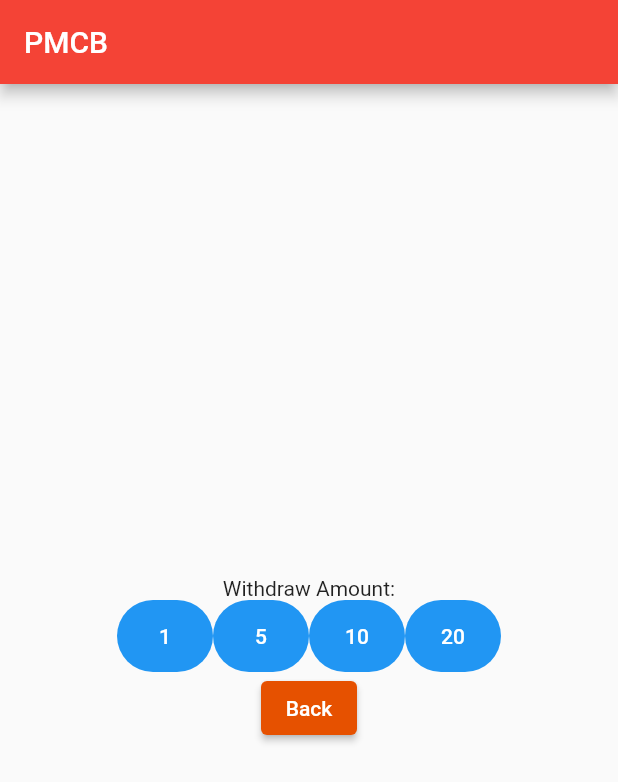
After one commit to ChrisPew/Embeddedv2, a Flutter app: the screen it shows after launch, after a tap on "Withdraw", on a phone screen of 412 x 824 dp. The commit adds this screen. Shown: the top 782 px of the screen. Run offline on Flutter 3.47's test engine with Material 2 defaults, Android fonts, the phone set to English and light mode, and no system bars; our stand-ins replace flutter_bluetooth_serial.

Commit message:
servo motors working

```diff
--- a/lib/main.dart
+++ b/lib/main.dart
@@ -1,12 +1,12 @@
 import 'dart:typed_data';
 
 import 'package:flutter/material.dart';
-import 'package:flutter_bluetooth_serial/flutter_bluetooth_serial.dart';
 
-// import './withdraw.dart';
+import './bluetoothController/bluetoothController.dart';
 import './deposit.dart';
 import './help.dart';
 import './history.dart';
+import './withdraw.dart';
 
 void main() {
   runApp(
@@ -37,22 +37,6 @@ class MyApp extends StatefulWidget {
 }
 
 class _MyHome extends State<MyApp> {
-  static BluetoothConnection? connection;
-
-  writeData(data) async {
-    if (connection != null && connection?.isConnected == true) {
-      try {
-        connection?.output.add(Uint8List.fromList(data.codeUnits));
-        await connection?.output.allSent;
-        print('Data sent: $data');
-      } catch (e) {
-        print('Error sending data: $e');
-      }
-    } else {
-      print('Not connected. Cannot send data.');
-    }
-  }
-
   @override
   Widget build(BuildContext context) {
     return MaterialApp(
@@ -153,11 +137,12 @@ class _MyHome extends State<MyApp> {
                         margin: const EdgeInsets.only(top: 12.0),
                         child: ElevatedButton(
                           onPressed: () {
-                            // Navigator.push(
-                            //     context,
-                            //     MaterialPageRoute(
-                            //         builder: (context) =>
-                            //         const WithdrawPage()));
+                            writeData('w');
+                            Navigator.push(
+                                context,
+                                MaterialPageRoute(
+                                    builder: (context) =>
+                                        const WithdrawPage()));
                           },
                           style: ButtonStyle(
                             padding: MaterialStateProperty.all<EdgeInsets>(
@@ -206,4 +191,20 @@ class _MyHome extends State<MyApp> {
       ),
     );
   }
+
+  writeData(data) async {
+    if (BluetoothManager.connection != null &&
+        BluetoothManager.connection?.isConnected == true) {
+      try {
+        BluetoothManager.connection?.output
+            .add(Uint8List.fromList(data.codeUnits));
+        await BluetoothManager.connection?.output.allSent;
+        print('Data sent: $data');
+      } catch (e) {
+        print('Error sending data: $e');
+      }
+    } else {
+      print('Not connected. Cannot send data.');
+    }
+  }
 }
--- /dev/null
+++ b/lib/withdraw.dart
@@ -0,0 +1,152 @@
+import 'dart:typed_data';
+
+import 'package:flutter/material.dart';
+
+import './bluetoothController/bluetoothController.dart';
+
+class WithdrawPage extends StatefulWidget {
+  const WithdrawPage({Key? key}) : super(key: key);
+
+  @override
+  State<WithdrawPage> createState() => _WithdrawPageState();
+}
+
+class _WithdrawPageState extends State<WithdrawPage> {
+  final myController = TextEditingController(); // Define the text controller
+  // static int withdrawAmt=int.parse(myController.text);
+
+  @override
+  void dispose() {
+    myController.dispose();
+    super.dispose();
+  }
+
+  @override
+  Widget build(BuildContext context) {
+    return MaterialApp(
+      debugShowCheckedModeBanner: false,
+      home: Scaffold(
+        appBar: AppBar(
+          backgroundColor: Colors.red,
+          title: const Text('PMCB'),
+        ),
+        body: Center(
+          child: Column(
+            mainAxisAlignment: MainAxisAlignment.center,
+            children: [
+              const Text('Withdraw Amount:'),
+              Row(mainAxisAlignment: MainAxisAlignment.center, children: [
+                Container(
+                  decoration: BoxDecoration(
+                    color: Colors.blue,
+                    borderRadius:
+                        BorderRadius.circular(50), // Button border radius
+                  ),
+                  child: TextButton(
+                    onPressed: () {
+                      writeData('z');
+                    },
+                    child: const Text(
+                      '1',
+                      style: TextStyle(color: Colors.white),
+                    ),
+                  ),
+                ),
+                Container(
+                  decoration: BoxDecoration(
+                    color: Colors.blue,
+                    borderRadius:
+                        BorderRadius.circular(50), // Button border radius
+                  ),
+                  child: TextButton(
+                    onPressed: () {
+                      writeData('x');
+                    },
+                    child: const Text(
+                      '5',
+                      style: TextStyle(color: Colors.white),
+                    ),
+                  ),
+                ),
+                Container(
+                  decoration: BoxDecoration(
+                    color: Colors.blue,
+                    borderRadius:
+                        BorderRadius.circular(50), // Button border radius
+                  ),
+                  child: TextButton(
+                    onPressed: () {
+                      writeData('c');
+                    },
+                    child: const Text(
+                      '10',
+                      style: TextStyle(color: Colors.white),
+                    ),
+                  ),
+                ),
+                Container(
+                  decoration: BoxDecoration(
+                    color: Colors.blue,
+                    borderRadius:
+                        BorderRadius.circular(50), // Button border radius
+                  ),
+                  child: TextButton(
+                    onPressed: () {
+                      writeData('v');
+                    },
+                    child: const Text(
+                      '20',
+                      style: TextStyle(color: Colors.white),
+                    ),
+                  ),
+                ),
+              ]),
+              ElevatedButton(
+                  style: ButtonStyle(
+                      backgroundColor: MaterialStatePropertyAll<Color>(
+                          Colors.orange.shade900)),
+                  onPressed: () =>
+                      {writeData('s'), Navigator.of(context).pop()},
+                  child: const Text('Back')),
+            ],
+          ),
+        ),
+      ),
+    );
+  }
+}
+
+writeData(data) async {
+  if (BluetoothManager.connection != null &&
+      BluetoothManager.connection?.isConnected == true) {
+    try {
+      BluetoothManager.connection?.output
+          .add(Uint8List.fromList(data.codeUnits));
+      await BluetoothManager.connection?.output.allSent;
+      print('Data sent: $data');
+    } catch (e) {
+      print('Error sending data: $e');
+    }
+  } else {
+    print('Not connected. Cannot send data.');
+  }
+}
+
+//---------------------------------------------------------------------TEXT FIELD
+class MyCustomForm extends StatefulWidget {
+  const MyCustomForm({Key? key});
+
+  @override
+  State<MyCustomForm> createState() => _MyCustomFormState();
+}
+
+class _MyCustomFormState extends State<MyCustomForm> {
+  final myController = TextEditingController();
+
+  @override
+  Widget build(BuildContext context) {
+    return TextField(
+      controller: myController,
+    );
+  }
+}
```
Also changed, not shown: lib/bluetoothController/bluetoothController.dart (+28 -31 lines), lib/deposit.dart (+42 -1 lines), lib/help.dart (+6 -2 lines), 1 other file.
